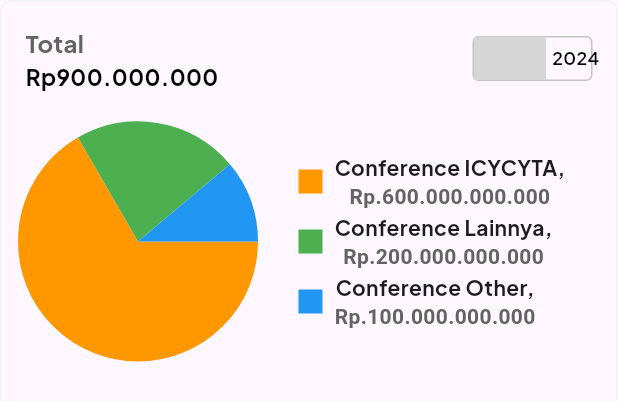
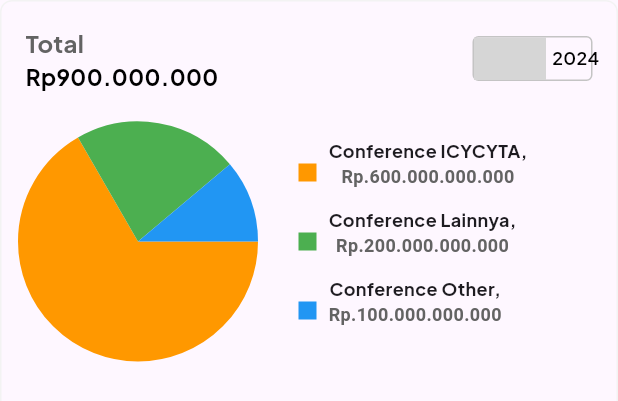
Before and after one commit to IkyyAhsan/humic-payroll-mobile-app, a Flutter app: the PlanningPieChart widget shown alone on an empty page, opened directly, on a phone screen of 412 x 824 dp. Shown: the top 401 px of the screen. Run offline on Flutter 3.47's test engine with Material 3 defaults, Android fonts, the phone set to English and light mode, and no system bars; drawn by our look-alikes of fl_chart; our stand-ins replace carousel_slider, dio, fluentui_system_icons, get, get_storage, google_fonts and 4 more; missing offline and left inert: iconify_flutter; accounts and stored records are empty; network calls fail; grey boxes are pictures that could not be loaded.

Commit message:
sekian kali commit nya

```diff
--- a/lib/app/modules/home_screen/views/home_screen_view.dart
+++ b/lib/app/modules/home_screen/views/home_screen_view.dart
@@ -58,7 +58,7 @@ class HomeScreenView extends GetView<HomeScreenController> {
                         HumicIncomeExpenseChart(),
                         verticalSpace(32),
 
-                        // Planning Pie Chart
+                        // Planning Pie Chart Header
                         const HumicPlanningPieChart(),
                         verticalSpace(24),
                         Obx(
@@ -1843,8 +1843,8 @@ class PlanningPieChart extends StatelessWidget {
                           Row(
                             children: [
                               Container(
-                                width: 16,
-                                height: 16,
+                                width: 12,
+                                height: 12,
                                 color: data['color'],
                               ),
                               horizontalSpace(8),
@@ -1854,7 +1854,7 @@ class PlanningPieChart extends StatelessWidget {
                                     '${data['label']},',
                                     style: GoogleFonts.plusJakartaSans(
                                       textStyle: TextStyle(
-                                        fontSize: 14,
+                                        fontSize: 12,
                                         fontWeight: FontWeight.bold,
                                       ),
                                     ),
@@ -1862,11 +1862,12 @@ class PlanningPieChart extends StatelessWidget {
                                   Text(
                                     'Rp.${(data['value'] / 1000000).toStringAsFixed(3)}.000.000',
                                     style: const TextStyle(
-                                      fontSize: 14,
+                                      fontSize: 12,
                                       fontWeight: FontWeight.bold,
                                       color: Color(0xFF636363),
                                     ),
                                   ),
+                                  verticalSpace(12),
                                 ],
                               ),
                             ],
--- a/lib/app/modules/planning_add_screen/controllers/planning_add_screen_controller.dart
+++ b/lib/app/modules/planning_add_screen/controllers/planning_add_screen_controller.dart
@@ -8,9 +8,8 @@ class PlanningAddScreenController extends GetxController {
   var i = 5;
 
   final TextEditingController namePlan = TextEditingController();
-  final TextEditingController deadlinePlan = TextEditingController();
-  final TextEditingController targetPlan = TextEditingController();
-  final TextEditingController descriptionPlan = TextEditingController();
+  final TextEditingController startDate = TextEditingController();
+  final TextEditingController endDate = TextEditingController();
 
   @override
   void onInit() {
--- a/lib/app/modules/planning_add_screen/views/widgets/planning_add_next_screen.dart
+++ b/lib/app/modules/planning_add_screen/views/widgets/planning_add_next_screen.dart
@@ -6,7 +6,6 @@ import 'package:humic_payroll_mobile_app/app/modules/planning_add_screen/control
 import 'package:humic_payroll_mobile_app/app/modules/planning_add_screen/views/widgets/planning_add_item_screen.dart';
 import 'package:humic_payroll_mobile_app/app/routes/app_pages.dart';
 import 'package:humic_payroll_mobile_app/app/utils/constants/colors.dart';
-import 'package:humic_payroll_mobile_app/app/utils/constants/image_strings.dart';
 import 'package:humic_payroll_mobile_app/app/utils/constants/rupiah.dart';
 import 'package:humic_payroll_mobile_app/app/utils/constants/spaces.dart';
 import 'package:iconify_flutter/iconify_flutter.dart';
--- a/lib/app/modules/profile_screen/views/profile_screen_view.dart
+++ b/lib/app/modules/profile_screen/views/profile_screen_view.dart
@@ -1,5 +1,4 @@
 import 'dart:io';
-
 import 'package:fluentui_system_icons/fluentui_system_icons.dart';
 import 'package:flutter/material.dart';
 import 'package:get/get.dart';
```
Also changed, not shown: lib/app/modules/home_screen/views/widgets/planning_pie_chart.dart (+2 -5 lines), lib/app/modules/planning_add_screen/views/planning_add_screen_view.dart (+33 -6 lines).
